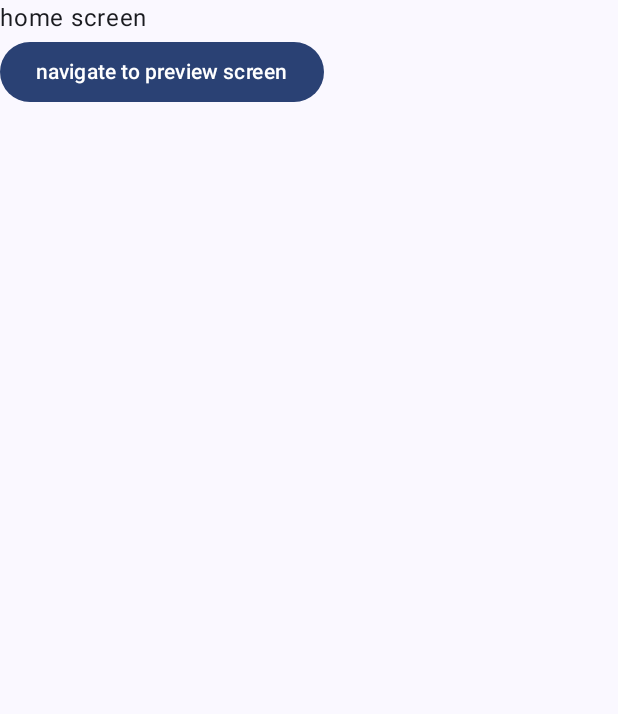
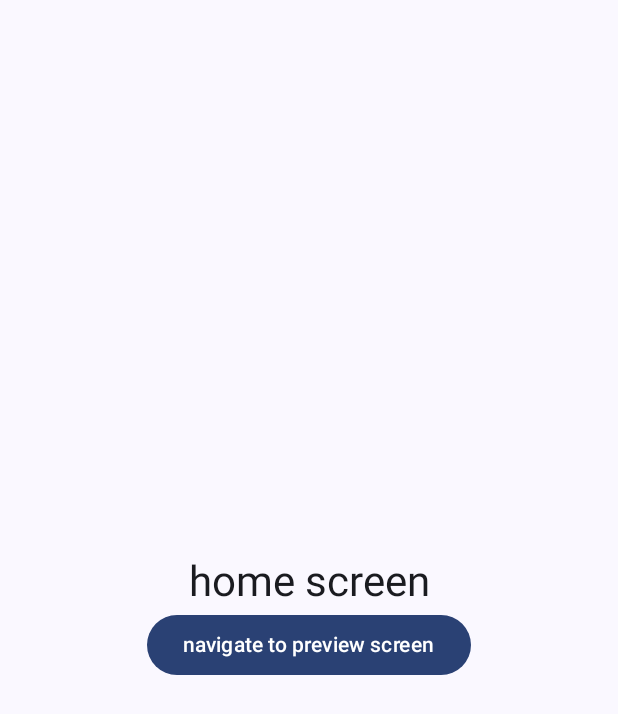
Before and after one commit to teddy-choe/KoreanTextRecognitionByMLKit, an Android app built with Jetpack Compose: the screen it shows after launch (MainActivity), on a phone screen of 412 x 824 dp. Shown: the top 714 px of the screen. Run offline under Robolectric (Android 15) with nearby library versions, the phone set to English and light mode, and no system bars; libraries missing offline, so code that uses them is left out: androidx.camera.core, androidx.camera.mlkit, androidx.camera.view, com.google.mlkit.vision.

Commit message:
tiny update

```diff
--- a/app/src/main/java/com/teddy/koreantextrecognitionbymlkit/ui/HomeRoute.kt
+++ b/app/src/main/java/com/teddy/koreantextrecognitionbymlkit/ui/HomeRoute.kt
@@ -1,10 +1,13 @@
 package com.teddy.koreantextrecognitionbymlkit.ui
 
+import androidx.compose.foundation.layout.Arrangement
 import androidx.compose.foundation.layout.Column
 import androidx.compose.foundation.layout.fillMaxSize
 import androidx.compose.material3.Button
+import androidx.compose.material3.MaterialTheme
 import androidx.compose.material3.Text
 import androidx.compose.runtime.Composable
+import androidx.compose.ui.Alignment
 import androidx.compose.ui.Modifier
 
 @Composable
@@ -19,10 +22,18 @@ fun HomeScreen(
     navigatePreview: () -> Unit
 ) {
     Column(
-        modifier = Modifier.fillMaxSize()
+        modifier = Modifier.fillMaxSize(),
+        verticalArrangement = Arrangement.Center
     ) {
-        Text(text = "home screen")
-        Button(onClick = { navigatePreview() }) {
+        Text(
+            text = "home screen",
+            style = MaterialTheme.typography.headlineMedium,
+            modifier = Modifier.align(Alignment.CenterHorizontally)
+        )
+        Button(
+            onClick = { navigatePreview() },
+            modifier = Modifier.align(Alignment.CenterHorizontally)
+        ) {
             Text(text = "navigate to preview screen")
         }
     }
```
